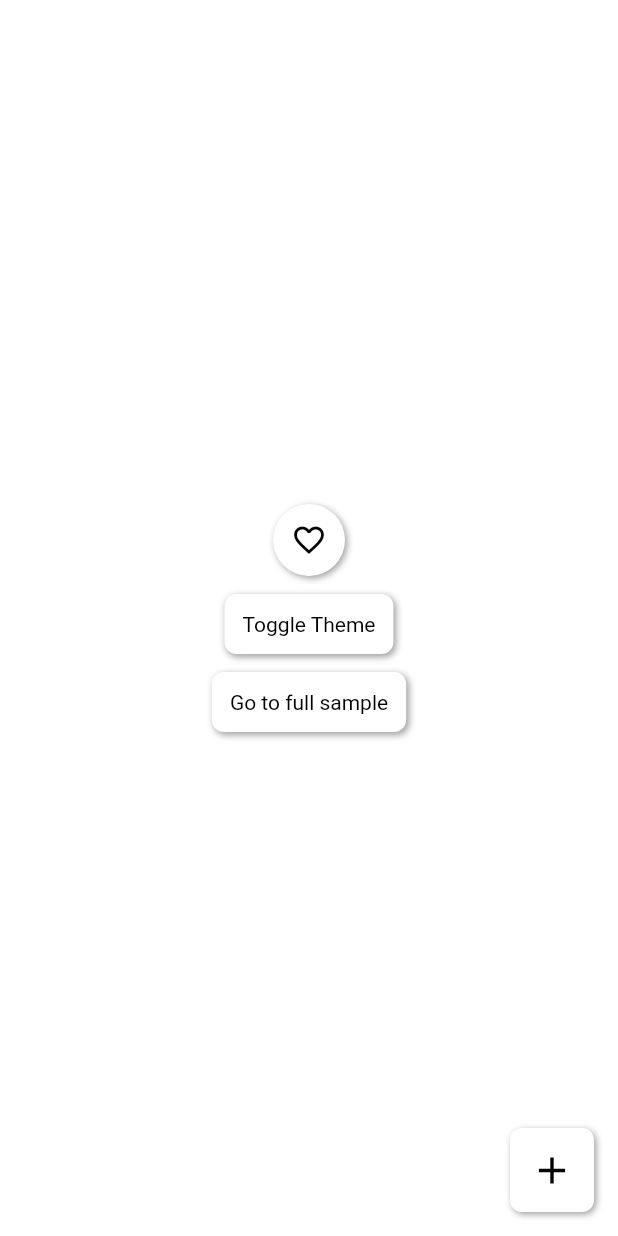
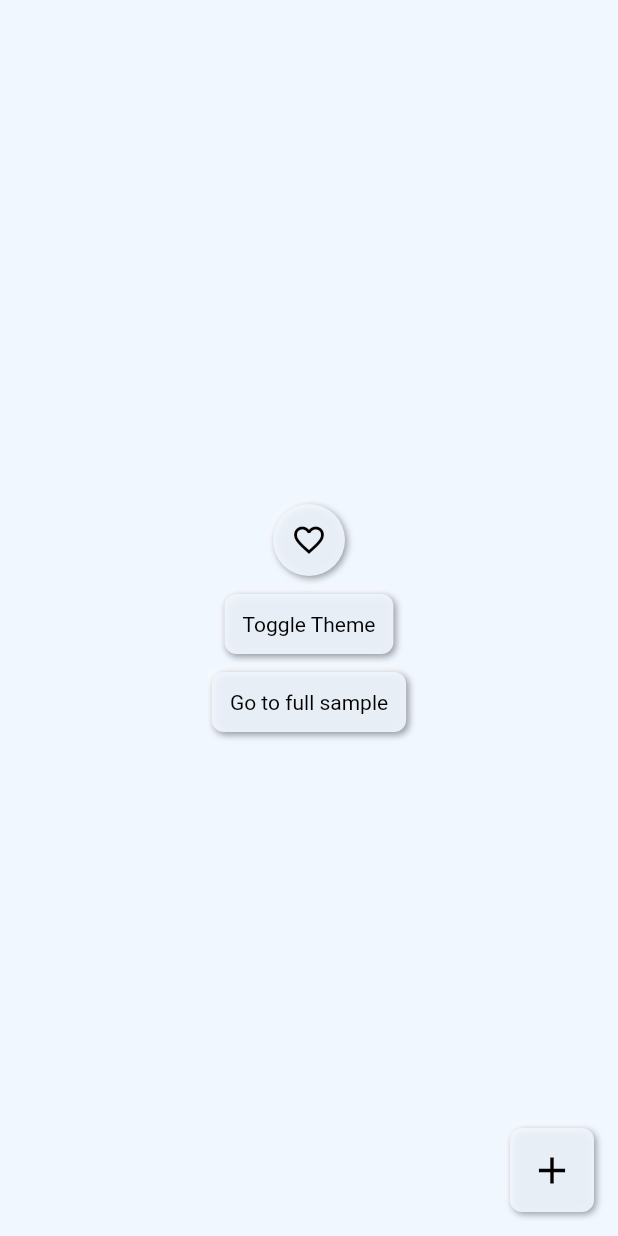
Before and after one commit to derodero24/neumorphic_ui_practice, a Flutter app: the screen it shows after launch, on a phone screen of 412 x 824 dp. Run offline on Flutter 3.47's test engine with Material 2 defaults, Android fonts, the phone set to English and light mode, and no system bars; drawn by our look-alikes of flutter_neumorphic.

```diff
--- a/lib/main.dart
+++ b/lib/main.dart
@@ -12,7 +12,8 @@ class MyApp extends StatelessWidget {
       title: 'Flutter Demo',
       themeMode: ThemeMode.light,
       theme: const NeumorphicThemeData(
-        baseColor: Color(0xFFFFFFFF),
+//        baseColor: Color(0xFFFFFFFF),
+        baseColor: Color(0xE9F0F6FF),
         lightSource: LightSource.topLeft,
         depth: 3,
       ),
```
